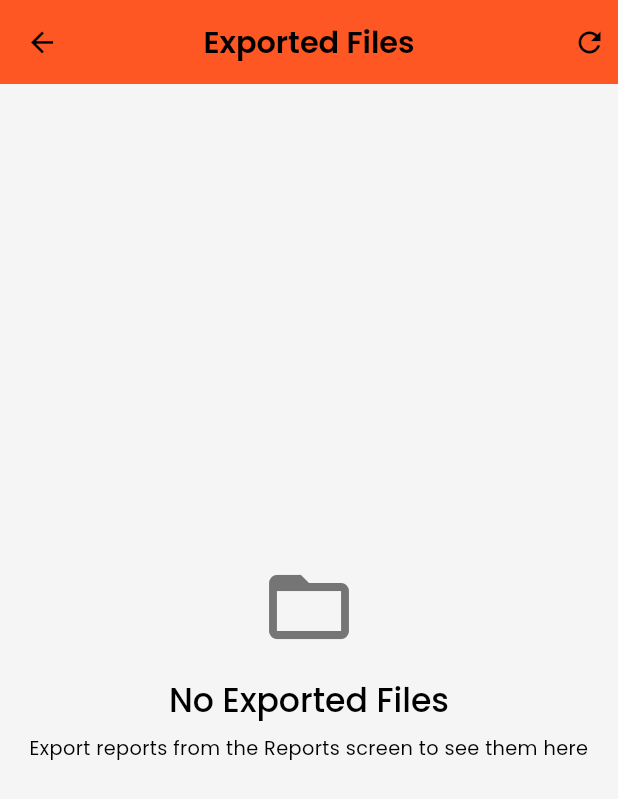
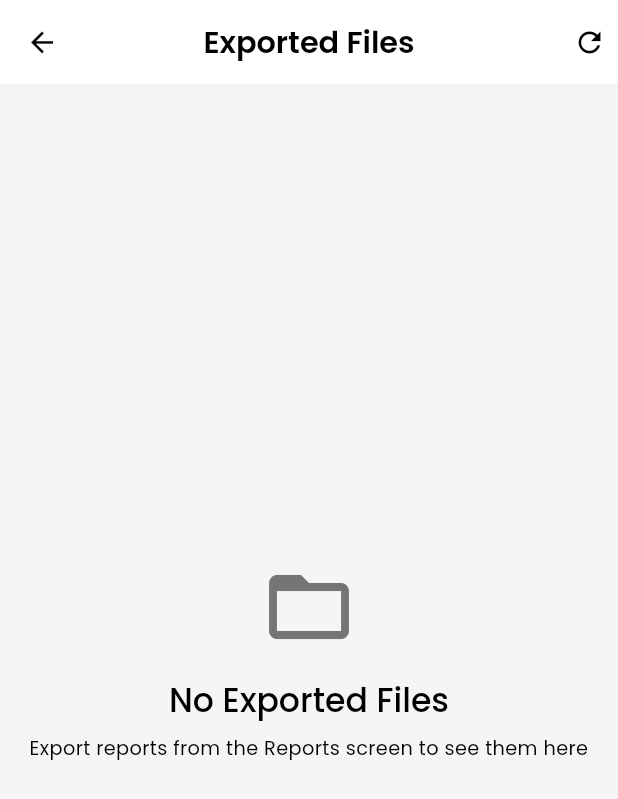
Before and after one commit to daniyalsaeed20/finance_manager, a Flutter app: the ExportedFilesScreen screen opened by its route, after a tap on the "refresh" icon, on a phone screen of 412 x 824 dp. Shown: the top 799 px of the screen. Run offline on Flutter 3.47's test engine with Material 3 defaults, Android fonts, the phone set to English and light mode, and no system bars; our stand-ins replace cloud_firestore, csv, equatable, firebase_auth, firebase_core, fl_chart and 9 more; accounts and stored records are empty; generated files the repository leaves out were written again.

Commit message:
Lock app orientation to portrait mode and fix exported files app bar styling
- Added android:screenOrientation='portrait' to Android manifest
- Updated iOS Info.plist to only support portrait orientation
- Added SystemChrome.setPreferredOrientations in main.dart
- Fixed exported files screen app bar to match background color
- App now stays in portrait mode on all devices

```diff
--- a/lib/ui/reports/exported_files_screen.dart
+++ b/lib/ui/reports/exported_files_screen.dart
@@ -263,8 +263,9 @@ class _ExportedFilesScreenState extends State<ExportedFilesScreen> {
     return Scaffold(
       appBar: AppBar(
         title: const Text('Exported Files'),
-        backgroundColor: Theme.of(context).colorScheme.primary,
-        foregroundColor: Theme.of(context).colorScheme.onPrimary,
+        backgroundColor: Theme.of(context).colorScheme.surface,
+        foregroundColor: Theme.of(context).colorScheme.onSurface,
+        elevation: 0,
         leading: IconButton(
           icon: const Icon(Icons.arrow_back),
           onPressed: () => Navigator.of(context).pop(),
```
Also changed, not shown: lib/main.dart (+7 -0 lines), lib/ui/reports/reports_screen.dart (+5 -12 lines), 2 other files.
